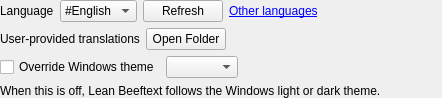
jubalslone/Beeftext, file Beeftext/Preferences/Panes/PrefPaneAppearance.ui: the form before one commit.
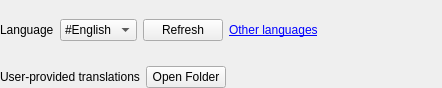
The form after the commit.

Commit message: Follow Windows system appearance

Patch:
```diff
--- a/Beeftext/Preferences/Panes/PrefPaneAppearance.ui
+++ b/Beeftext/Preferences/Panes/PrefPaneAppearance.ui
@@ -110,50 +110,6 @@
      </item>
     </layout>
    </item>
-   <item>
-    <layout class="QHBoxLayout" name="layout3">
-     <property name="topMargin">
-      <number>0</number>
-     </property>
-     <item>
-      <widget class="QCheckBox" name="checkUseCustomTheme">
-       <property name="text">
-        <string>Override Windows theme</string>
-       </property>
-      </widget>
-     </item>
-     <item>
-      <widget class="QComboBox" name="comboTheme">
-       <property name="sizeAdjustPolicy">
-        <enum>QComboBox::AdjustToContents</enum>
-       </property>
-      </widget>
-     </item>
-     <item>
-      <spacer name="spacer3">
-       <property name="orientation">
-        <enum>Qt::Horizontal</enum>
-       </property>
-       <property name="sizeHint" stdset="0">
-        <size>
-         <width>0</width>
-         <height>10</height>
-        </size>
-       </property>
-      </spacer>
-     </item>
-    </layout>
-   </item>
-   <item>
-    <widget class="QLabel" name="labelThemeHelp">
-     <property name="text">
-      <string>When this is off, Lean Beeftext follows the Windows light or dark theme.</string>
-     </property>
-     <property name="wordWrap">
-      <bool>true</bool>
-     </property>
-    </widget>
-   </item>
   </layout>
  </widget>
  <resources/>
```
The commit also changes 16 other files.
